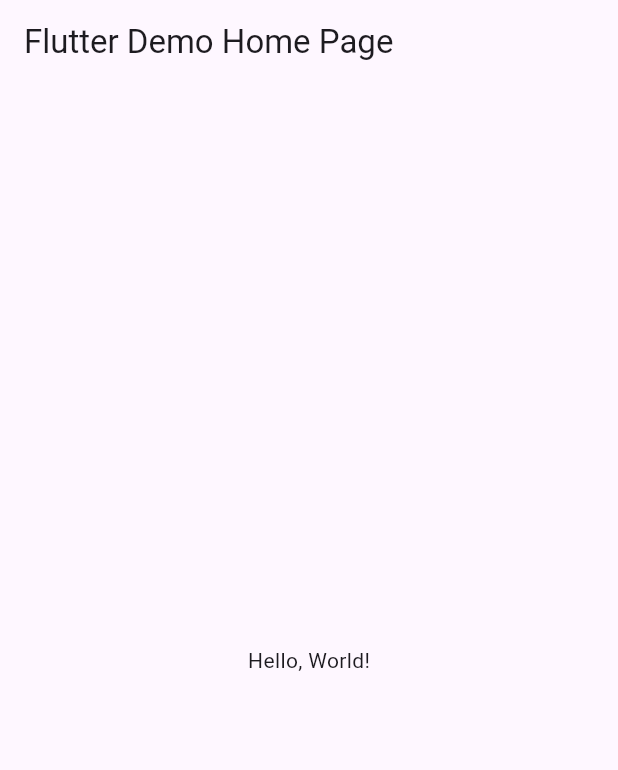
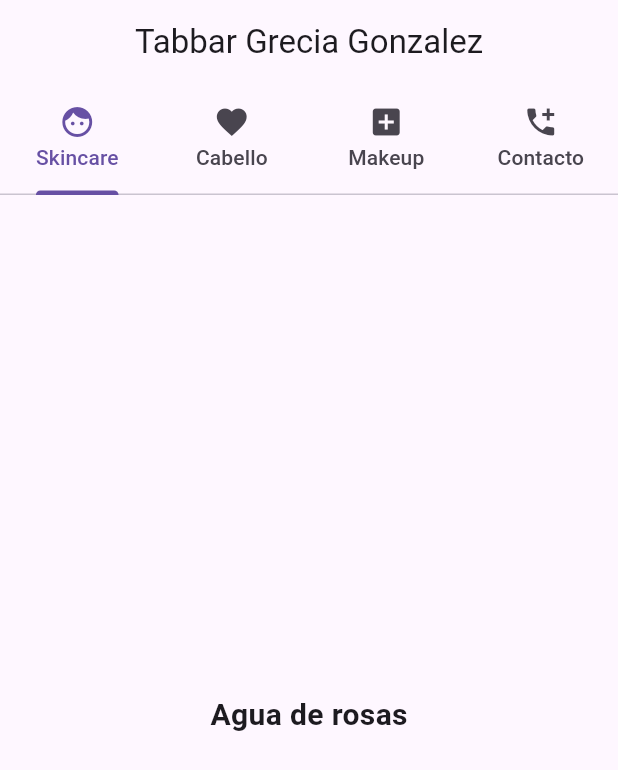
Before and after one commit to GonzalezBGA128/p11-Tabbar-6I, a Flutter app: the screen it shows after launch, on a phone screen of 412 x 824 dp. Shown: the top 770 px of the screen. Run offline on Flutter 3.47's test engine with Material 3 defaults, Android fonts, the phone set to English and light mode, and no system bars.

```diff
--- a/lib/main.dart
+++ b/lib/main.dart
@@ -1,43 +1,76 @@
 import 'package:flutter/material.dart';
 
-void main() => runApp(MyApp());
+void main() => runApp(AppMiTabBar());
 
-class MyApp extends StatelessWidget {
-  const MyApp({super.key});
-  // This widget is the root of your application.
+class AppMiTabBar extends StatelessWidget {
+  const AppMiTabBar({Key? key}) : super(key: key);
+
   @override
   Widget build(BuildContext context) {
     return MaterialApp(
-      // Application name
-      title: 'Flutter Hello World',
-      // Application theme data, you can set the colors for the application as
-      // you want
+      debugShowCheckedModeBanner: false,
+      title: "Ejemplo Tabbar Grecia Gonzalez",
       theme: ThemeData(
-        // useMaterial3: true,
-        primarySwatch: Colors.blue,
+        primarySwatch: Colors.pink,
       ),
-      // A widget which will be started on application startup
-      home: MyHomePage(title: 'Flutter Demo Home Page'),
+      home: MiPaginaInicial(),
     );
   }
-}
+} //fin AppMiTabBar
 
-class MyHomePage extends StatelessWidget {
-  final String title;
-  const MyHomePage({super.key, required this.title});
+//Stateful
+class MiPaginaInicial extends StatefulWidget {
+  const MiPaginaInicial({Key? key}) : super(key: key);
 
   @override
+  State<MiPaginaInicial> createState() => _MiPaginaInicialState();
+} //MiPaginaInicial
+
+class _MiPaginaInicialState extends State<MiPaginaInicial> {
+  @override
   Widget build(BuildContext context) {
-    return Scaffold(
-      appBar: AppBar(
-        // The title text which will be shown on the action bar
-        title: Text(title),
-      ),
-      body: Center(
-        child: Text(
-          'Hello, World!',
+    return DefaultTabController(
+      length: 4,
+      child: Scaffold(
+        appBar: AppBar(
+          title: const Text("Tabbar Grecia Gonzalez"),
+          centerTitle: true,
+          bottom: TabBar(tabs: [
+            Tab(text: "Skincare", icon: Icon(Icons.face)),
+            Tab(text: "Cabello", icon: Icon(Icons.favorite)),
+            Tab(text: "Makeup", icon: Icon(Icons.add_box)),
+            Tab(text: "Contacto", icon: Icon(Icons.add_call))
+          ] //fin tabs
+              ), //fin bottomTabBar
         ),
-      ),
-    );
-  }
-}
+        body: TabBarView(children: const <Widget>[
+          Center(
+            child: Text(
+              "Agua de rosas",
+              style: TextStyle(fontWeight: FontWeight.bold, fontSize: 20),
+            ),
+          ),
+          Center(
+            child: Text(
+              "Shampoo en barra",
+              style: TextStyle(fontWeight: FontWeight.bold, fontSize: 20),
+            ),
+          ),
+          Center(
+            child: Text(
+              "Base de maquillaje",
+              style: TextStyle(fontWeight: FontWeight.bold, fontSize: 20),
+            ),
+          ),
+          Center(
+            child: Text(
+              "6568277079",
+              style: TextStyle(fontWeight: FontWeight.bold, fontSize: 20),
+            ),
+          ),
+        ] //Jardin de niños
+            ), //fin TabBarView
+      ), //fin de Scaffold
+    ); //DefaultTabController
+  } //fin widget
+} //_MiPagionaInicial
```
